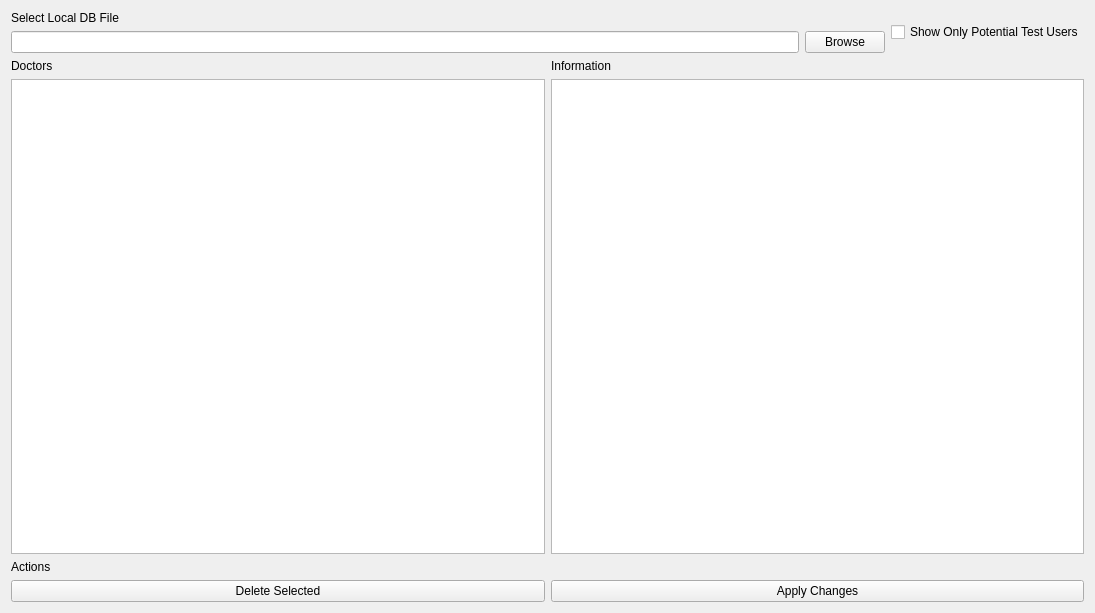
Before: the Qt Designer form LocalDBMng/src/dbview.ui in ViewMind/VMAPP, drawn with Qt 5.
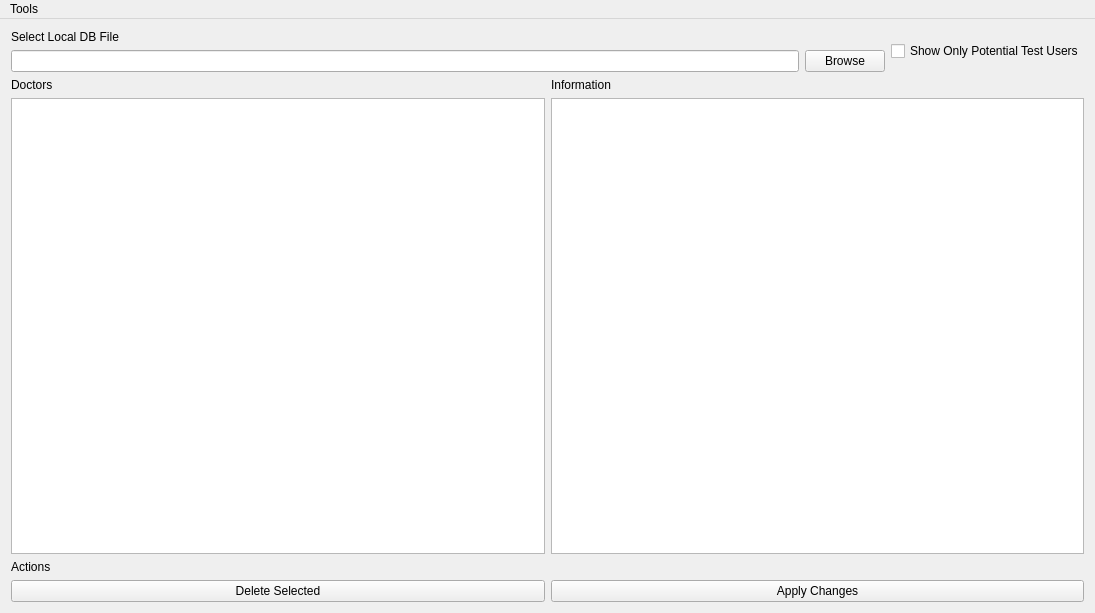
After: the same form once the commit is applied.

Patch:
```diff
--- a/LocalDBMng/src/dbview.ui
+++ b/LocalDBMng/src/dbview.ui
@@ -127,6 +127,28 @@
     </item>
    </layout>
   </widget>
+  <widget class="QMenuBar" name="menuBar">
+   <property name="geometry">
+    <rect>
+     <x>0</x>
+     <y>0</y>
+     <width>1095</width>
+     <height>21</height>
+    </rect>
+   </property>
+   <widget class="QMenu" name="menuTools">
+    <property name="title">
+     <string>Tools</string>
+    </property>
+    <addaction name="actionInsert_Random_Patients"/>
+   </widget>
+   <addaction name="menuTools"/>
+  </widget>
+  <action name="actionInsert_Random_Patients">
+   <property name="text">
+    <string>Insert Random Patients</string>
+   </property>
+  </action>
  </widget>
  <layoutdefault spacing="6" margin="11"/>
  <resources/>
```
